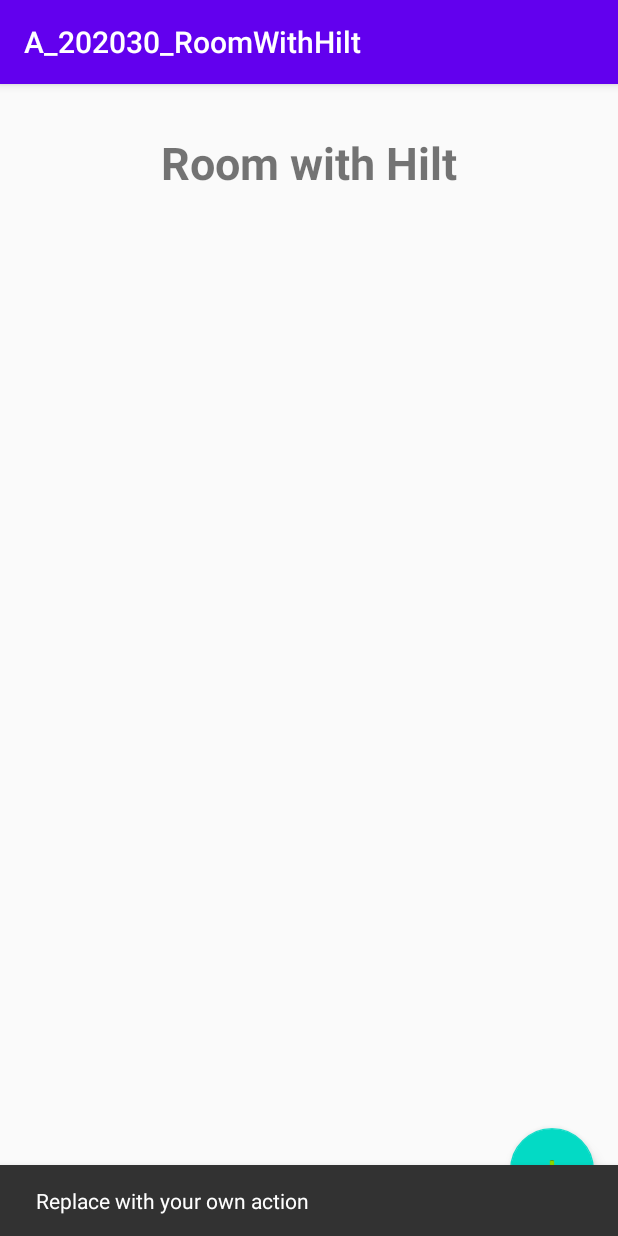
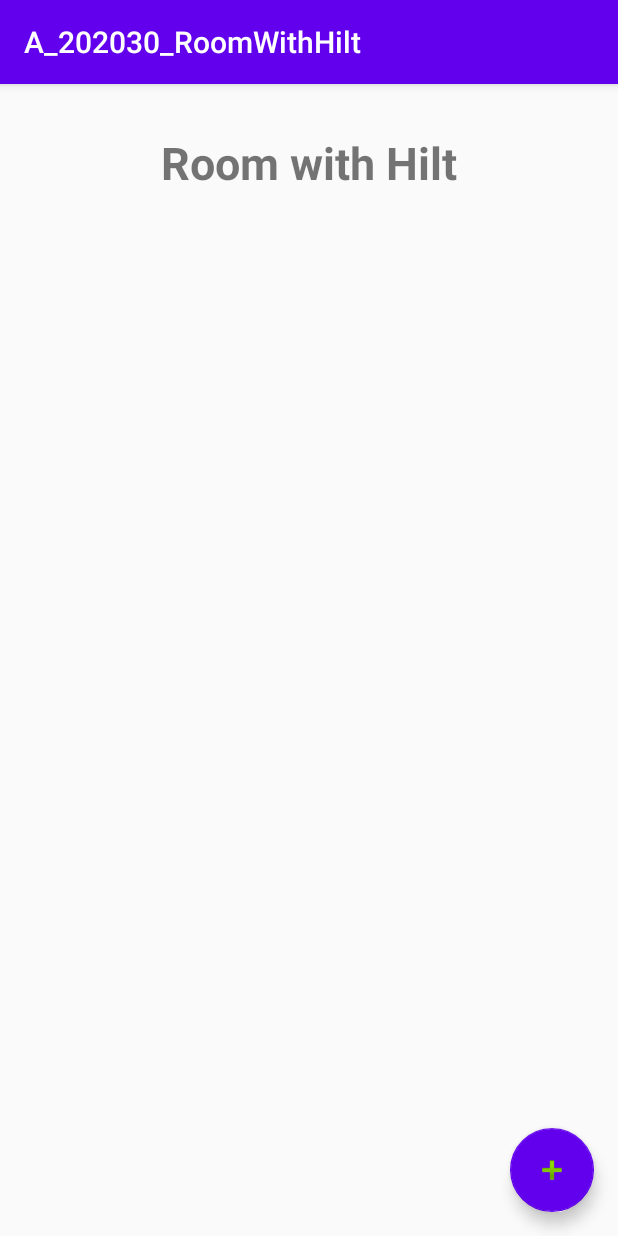
Before and after one commit to augustosalazar/A_202030_RoomWithHilt, an Android app: the screen it shows after launch (MainActivity), after a tap on an icon or button, on a phone screen of 412 x 824 dp. Run offline under Robolectric (Android 15) with nearby library versions, the phone set to English and light mode, and no system bars; our stand-ins replace Dagger/Hilt's generated code.

```diff
--- a/app/src/main/AndroidManifest.xml
+++ b/app/src/main/AndroidManifest.xml
@@ -3,6 +3,7 @@
     package="com.uninorte.a_202030_roomwithhilt">
 
     <application
+        android:name=".BaseApplication"
         android:allowBackup="true"
         android:icon="@mipmap/ic_launcher"
         android:label="@string/app_name"
@@ -10,7 +11,7 @@
         android:supportsRtl="true"
         android:theme="@style/AppTheme">
         <activity
-            android:name=".MainActivity"
+            android:name=".ui.MainActivity"
             android:label="@string/app_name"
             android:theme="@style/AppTheme.NoActionBar">
             <intent-filter>
--- /dev/null
+++ b/app/src/main/java/com/uninorte/a_202030_roomwithhilt/BaseApplication.kt
@@ -0,0 +1,13 @@
+package com.uninorte.a_202030_roomwithhilt
+
+import android.app.Application
+import dagger.hilt.android.HiltAndroidApp
+
+@HiltAndroidApp
+class BaseApplication : Application() {
+
+    override fun onCreate() {
+        super.onCreate()
+    }
+
+}
--- a/app/src/main/java/com/uninorte/a_202030_roomwithhilt/HomeFragment.kt
+++ /dev/null
@@ -1,28 +0,0 @@
-package com.uninorte.a_202030_roomwithhilt
-
-import android.os.Bundle
-import androidx.fragment.app.Fragment
-import android.view.LayoutInflater
-import android.view.View
-import android.view.ViewGroup
-import android.widget.Button
-import androidx.navigation.fragment.findNavController
-import com.google.android.material.floatingactionbutton.FloatingActionButton
-import com.google.android.material.snackbar.Snackbar
-import kotlinx.android.synthetic.main.fragment_first.*
-
-/**
- * A simple [Fragment] subclass as the default destination in the navigation.
- */
-class HomeFragment : Fragment(R.layout.fragment_first) {
-
-    override fun onViewCreated(view: View, savedInstanceState: Bundle?) {
-        super.onViewCreated(view, savedInstanceState)
-
-        fab.setOnClickListener { view ->
-            Snackbar.make(view, "Replace with your own action", Snackbar.LENGTH_LONG)
-                    .setAction("Action", null).show()
-        }
-
-    }
-}
--- a/app/src/main/res/layout/activity_main.xml
+++ b/app/src/main/res/layout/activity_main.xml
@@ -4,7 +4,7 @@
     xmlns:tools="http://schemas.android.com/tools"
     android:layout_width="match_parent"
     android:layout_height="match_parent"
-    tools:context=".MainActivity">
+    tools:context=".ui.MainActivity">
 
     <com.google.android.material.appbar.AppBarLayout
         android:layout_width="match_parent"
--- a/app/src/main/res/layout/fragment_first.xml
+++ b/app/src/main/res/layout/fragment_first.xml
@@ -4,7 +4,7 @@
     xmlns:tools="http://schemas.android.com/tools"
     android:layout_width="match_parent"
     android:layout_height="match_parent"
-    tools:context=".HomeFragment">
+    tools:context=".ui.HomeFragment">
 
     <com.google.android.material.floatingactionbutton.FloatingActionButton
         android:id="@+id/fab"
@@ -14,6 +14,7 @@
         android:layout_margin="@dimen/fab_margin"
         android:layout_marginEnd="16dp"
         android:layout_marginBottom="16dp"
+        app:backgroundTint="@color/colorPrimary"
         app:layout_constraintBottom_toBottomOf="parent"
         app:layout_constraintEnd_toEndOf="parent"
         app:srcCompat="@android:drawable/ic_input_add" />
--- a/app/src/main/res/menu/menu_main.xml
+++ b/app/src/main/res/menu/menu_main.xml
@@ -1,7 +1,7 @@
 <menu xmlns:android="http://schemas.android.com/apk/res/android"
     xmlns:app="http://schemas.android.com/apk/res-auto"
     xmlns:tools="http://schemas.android.com/tools"
-    tools:context="com.uninorte.a_202030_roomwithhilt.MainActivity">
+    tools:context="com.uninorte.a_202030_roomwithhilt.ui.MainActivity">
     <item
         android:id="@+id/action_settings"
         android:orderInCategory="100"
--- a/app/src/main/res/navigation/nav_graph.xml
+++ b/app/src/main/res/navigation/nav_graph.xml
@@ -7,7 +7,7 @@
 
     <fragment
         android:id="@+id/FirstFragment"
-        android:name="com.uninorte.a_202030_roomwithhilt.HomeFragment"
+        android:name="com.uninorte.a_202030_roomwithhilt.ui.HomeFragment"
         android:label="@string/first_fragment_label"
         tools:layout="@layout/fragment_first"/>
 </navigation>
--- a/build.gradle
+++ b/build.gradle
@@ -8,9 +8,7 @@ buildscript {
     dependencies {
         classpath "com.android.tools.build:gradle:4.0.1"
         classpath "org.jetbrains.kotlin:kotlin-gradle-plugin:$kotlin_version"
-
-        // NOTE: Do not place your application dependencies here; they belong
-        // in the individual module build.gradle files
+        classpath 'com.google.dagger:hilt-android-gradle-plugin:2.28-alpha'
     }
 }
 
```
Also changed, not shown: app/build.gradle (+15 -0 lines), app/src/main/java/com/uninorte/a_202030_roomwithhilt/ui/HomeFragment.kt (added, +19 -0 lines), app/src/main/java/com/uninorte/a_202030_roomwithhilt/ui/MainActivity.kt (renamed from app/src/main/java/com/uninorte/a_202030_roomwithhilt/MainActivity.kt, +2 -5 lines).
